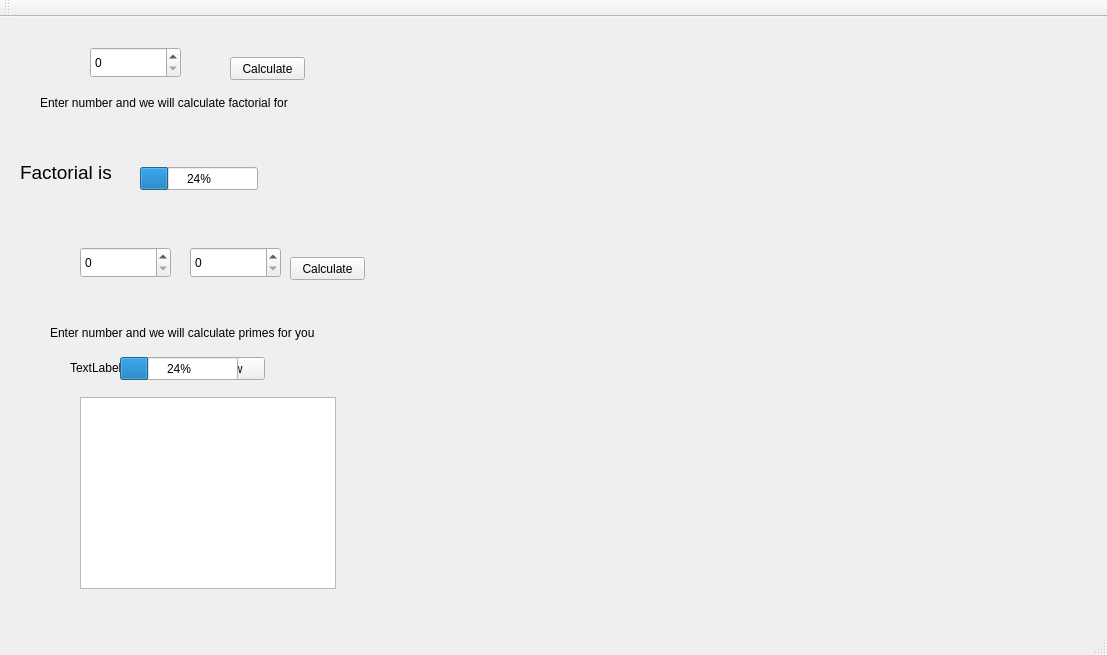
This is mainwindow.ui in gaboe/facerat as Qt 5 draws it before an edit. The edited form follows.
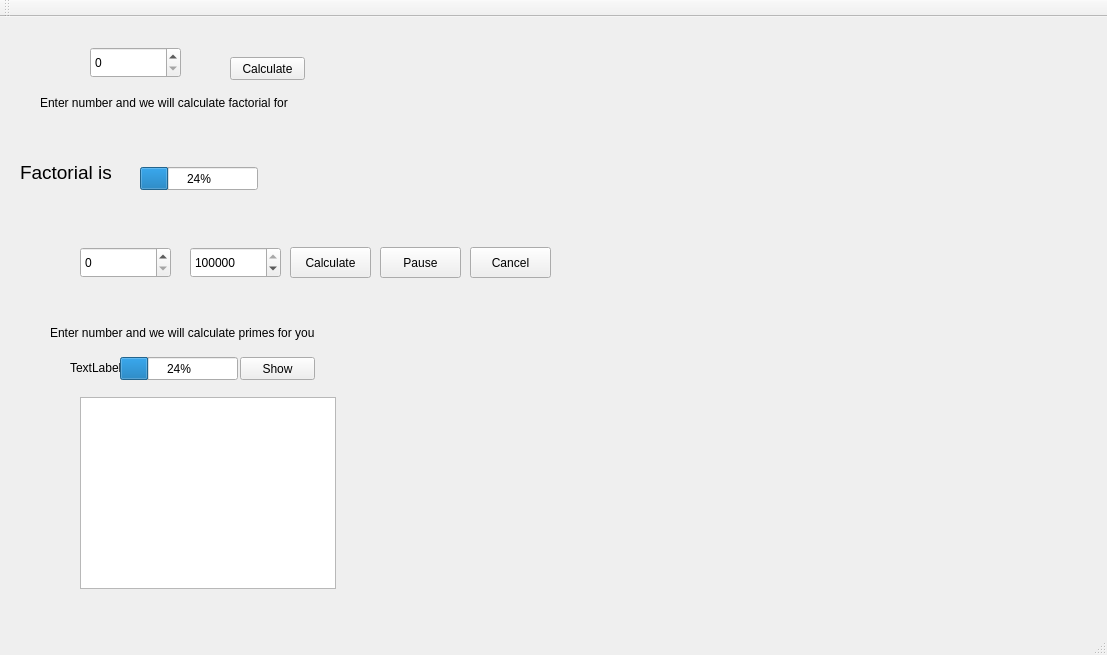
This is the edited form.

Commit message: try to pause and cancel process

```diff
--- a/mainwindow.ui
+++ b/mainwindow.ui
@@ -83,14 +83,17 @@
     <property name="maximum">
      <number>2000000</number>
     </property>
+    <property name="value">
+     <number>2000000</number>
+    </property>
    </widget>
    <widget class="QPushButton" name="eraBtn">
     <property name="geometry">
      <rect>
       <x>290</x>
-      <y>240</y>
-      <width>75</width>
-      <height>23</height>
+      <y>230</y>
+      <width>81</width>
+      <height>31</height>
      </rect>
     </property>
     <property name="text">
@@ -149,7 +152,7 @@
    <widget class="QPushButton" name="eraShowBtn">
     <property name="geometry">
      <rect>
-      <x>190</x>
+      <x>240</x>
       <y>340</y>
       <width>75</width>
       <height>23</height>
@@ -185,6 +188,32 @@
      <number>24</number>
     </property>
    </widget>
+   <widget class="QPushButton" name="eraPauseBtn">
+    <property name="geometry">
+     <rect>
+      <x>380</x>
+      <y>230</y>
+      <width>81</width>
+      <height>31</height>
+     </rect>
+    </property>
+    <property name="text">
+     <string>Pause</string>
+    </property>
+   </widget>
+   <widget class="QPushButton" name="eraCancelBtn">
+    <property name="geometry">
+     <rect>
+      <x>470</x>
+      <y>230</y>
+      <width>81</width>
+      <height>31</height>
+     </rect>
+    </property>
+    <property name="text">
+     <string>Cancel</string>
+    </property>
+   </widget>
   </widget>
   <widget class="QToolBar" name="mainToolBar">
    <attribute name="toolBarArea">
```
The commit also changes 5 other files.
